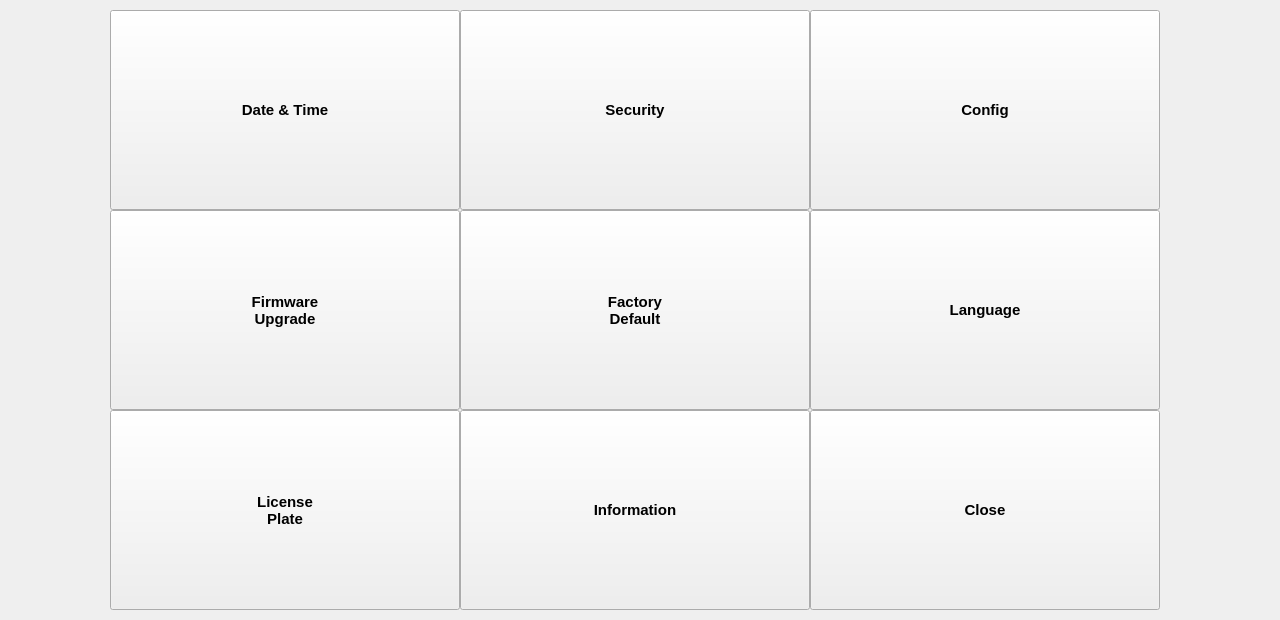
Before: the Qt Designer form gui/mainwidget/src/dvrsetup/setup/systempage.ui in yjsin-emastec/neptune, drawn with Qt 5.
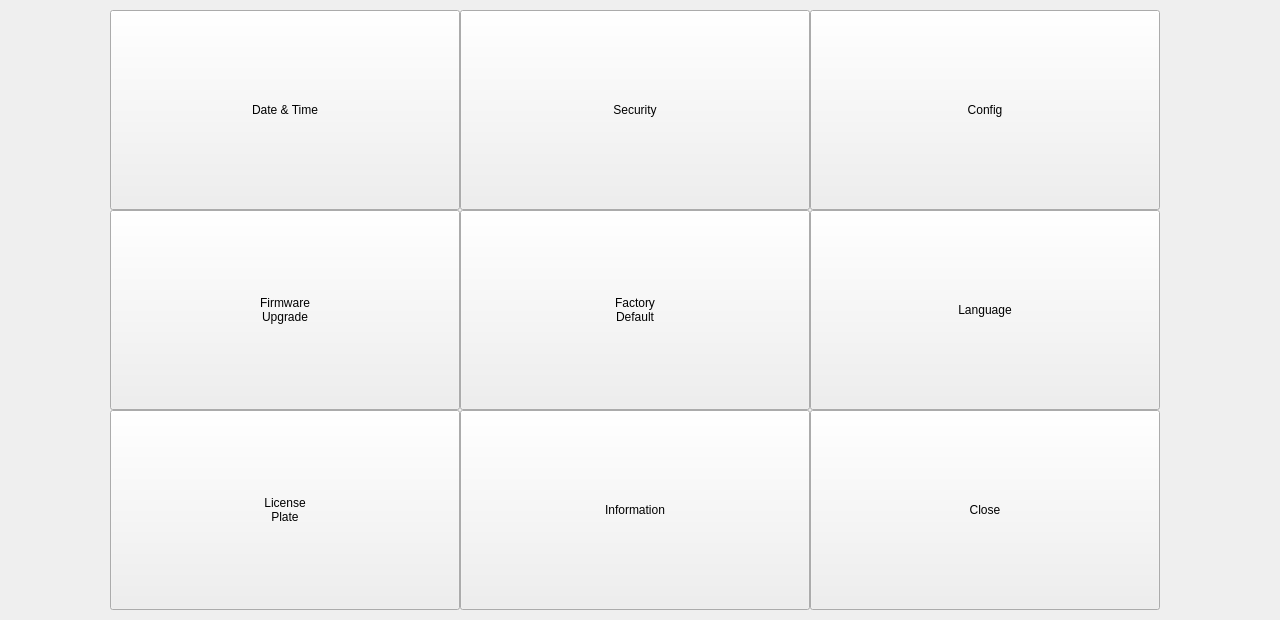
After: the same form once the commit is applied.

Commit message: Remove bold font 원인 - Qt 버전을 변경하며 폰트에 Bold가 적용됨 내용 - 폰트의 Bold 설정 제거

Diff of the .ui file:
```diff
--- a/gui/mainwidget/src/dvrsetup/setup/systempage.ui
+++ b/gui/mainwidget/src/dvrsetup/setup/systempage.ui
@@ -28,20 +28,18 @@
      <height>200</height>
     </rect>
    </property>
+   <property name="sizePolicy">
+    <sizepolicy hsizetype="Fixed" vsizetype="Fixed">
+     <horstretch>0</horstretch>
+     <verstretch>0</verstretch>
+    </sizepolicy>
+   </property>
    <property name="minimumSize">
     <size>
      <width>0</width>
      <height>200</height>
     </size>
    </property>
-   <property name="font">
-    <font>
-     <pointsize>11</pointsize>
-     <weight>75</weight>
-     <italic>false</italic>
-     <bold>true</bold>
-    </font>
-   </property>
    <property name="text">
     <string>License
 Plate</string>
@@ -59,20 +57,18 @@
      <height>200</height>
     </rect>
    </property>
+   <property name="sizePolicy">
+    <sizepolicy hsizetype="Fixed" vsizetype="Fixed">
+     <horstretch>0</horstretch>
+     <verstretch>0</verstretch>
+    </sizepolicy>
+   </property>
    <property name="minimumSize">
     <size>
      <width>0</width>
      <height>200</height>
     </size>
    </property>
-   <property name="font">
-    <font>
-     <pointsize>11</pointsize>
-     <weight>75</weight>
-     <italic>false</italic>
-     <bold>true</bold>
-    </font>
-   </property>
    <property name="text">
     <string>Information</string>
    </property>
@@ -89,20 +85,18 @@
      <height>200</height>
     </rect>
    </property>
+   <property name="sizePolicy">
+    <sizepolicy hsizetype="Fixed" vsizetype="Fixed">
+     <horstretch>0</horstretch>
+     <verstretch>0</verstretch>
+    </sizepolicy>
+   </property>
    <property name="minimumSize">
     <size>
      <width>0</width>
      <height>200</height>
     </size>
    </property>
-   <property name="font">
-    <font>
-     <pointsize>11</pointsize>
-     <weight>75</weight>
-     <italic>false</italic>
-     <bold>true</bold>
-    </font>
-   </property>
    <property name="text">
     <string>Close</string>
    </property>
@@ -125,20 +119,18 @@
      <height>200</height>
     </rect>
    </property>
+   <property name="sizePolicy">
+    <sizepolicy hsizetype="Fixed" vsizetype="Fixed">
+     <horstretch>0</horstretch>
+     <verstretch>0</verstretch>
+    </sizepolicy>
+   </property>
    <property name="minimumSize">
     <size>
      <width>0</width>
      <height>200</height>
     </size>
    </property>
-   <property name="font">
-    <font>
-     <pointsize>11</pointsize>
-     <weight>75</weight>
-     <italic>false</italic>
-     <bold>true</bold>
-    </font>
-   </property>
    <property name="text">
     <string>Language</string>
    </property>
@@ -155,20 +147,18 @@
      <height>200</height>
     </rect>
    </property>
+   <property name="sizePolicy">
+    <sizepolicy hsizetype="Fixed" vsizetype="Fixed">
+     <horstretch>0</horstretch>
+     <verstretch>0</verstretch>
+    </sizepolicy>
+   </property>
    <property name="minimumSize">
     <size>
      <width>0</width>
      <height>200</height>
     </size>
    </property>
-   <property name="font">
-    <font>
-     <pointsize>11</pointsize>
-     <weight>75</weight>
-     <italic>false</italic>
-     <bold>true</bold>
-    </font>
-   </property>
    <property name="text">
     <string>Factory
 Default</string>
@@ -186,20 +176,18 @@
      <height>200</height>
     </rect>
    </property>
+   <property name="sizePolicy">
+    <sizepolicy hsizetype="Fixed" vsizetype="Fixed">
+     <horstretch>0</horstretch>
+     <verstretch>0</verstretch>
+    </sizepolicy>
+   </property>
    <property name="minimumSize">
     <size>
      <width>0</width>
      <height>200</height>
     </size>
    </property>
-   <property name="font">
-    <font>
-     <pointsize>11</pointsize>
-     <weight>75</weight>
-     <italic>false</italic>
-     <bold>true</bold>
-    </font>
-   </property>
    <property name="text">
     <string>Firmware
 Upgrade</string>
@@ -217,20 +205,18 @@
      <height>200</height>
     </rect>
    </property>
+   <property name="sizePolicy">
+    <sizepolicy hsizetype="Fixed" vsizetype="Fixed">
+     <horstretch>0</horstretch>
+     <verstretch>0</verstretch>
+    </sizepolicy>
+   </property>
    <property name="minimumSize">
     <size>
      <width>0</width>
      <height>200</height>
     </size>
    </property>
-   <property name="font">
-    <font>
-     <pointsize>11</pointsize>
-     <weight>75</weight>
-     <italic>false</italic>
-     <bold>true</bold>
-    </font>
-   </property>
    <property name="text">
     <string>Config</string>
    </property>
@@ -248,7 +234,7 @@
     </rect>
    </property>
    <property name="sizePolicy">
-    <sizepolicy hsizetype="Minimum" vsizetype="Fixed">
+    <sizepolicy hsizetype="Fixed" vsizetype="Fixed">
      <horstretch>0</horstretch>
      <verstretch>0</verstretch>
     </sizepolicy>
@@ -259,14 +245,6 @@
      <height>200</height>
     </size>
    </property>
-   <property name="font">
-    <font>
-     <pointsize>11</pointsize>
-     <weight>75</weight>
-     <italic>false</italic>
-     <bold>true</bold>
-    </font>
-   </property>
    <property name="text">
     <string>Security</string>
    </property>
@@ -280,20 +258,18 @@
      <height>200</height>
     </rect>
    </property>
+   <property name="sizePolicy">
+    <sizepolicy hsizetype="Fixed" vsizetype="Fixed">
+     <horstretch>0</horstretch>
+     <verstretch>0</verstretch>
+    </sizepolicy>
+   </property>
    <property name="minimumSize">
     <size>
      <width>0</width>
      <height>200</height>
     </size>
    </property>
-   <property name="font">
-    <font>
-     <pointsize>11</pointsize>
-     <weight>75</weight>
-     <italic>false</italic>
-     <bold>true</bold>
-    </font>
-   </property>
    <property name="focusPolicy">
     <enum>Qt::StrongFocus</enum>
    </property>
```
The commit also changes 8 other files.
